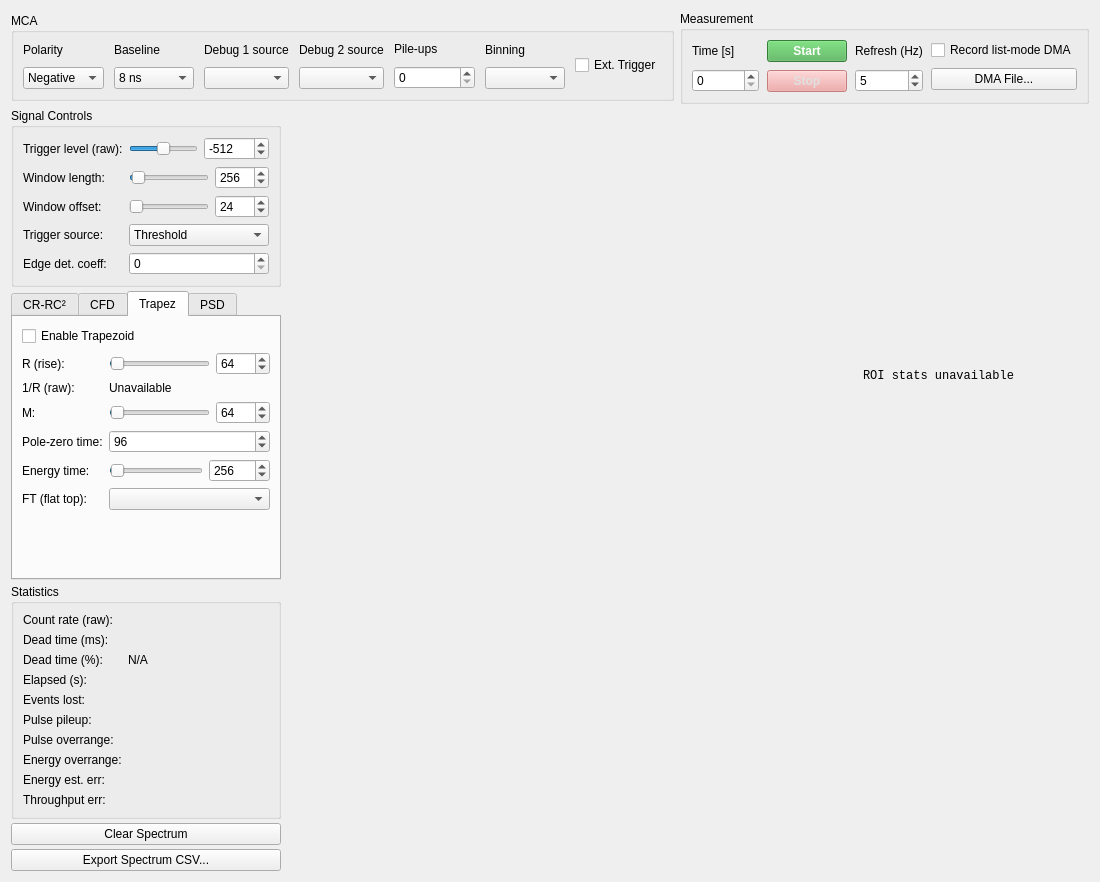
First picture: the form in forms/mca_view.ui, repository nucliflare/nlab-digitizer-community, before the edit.
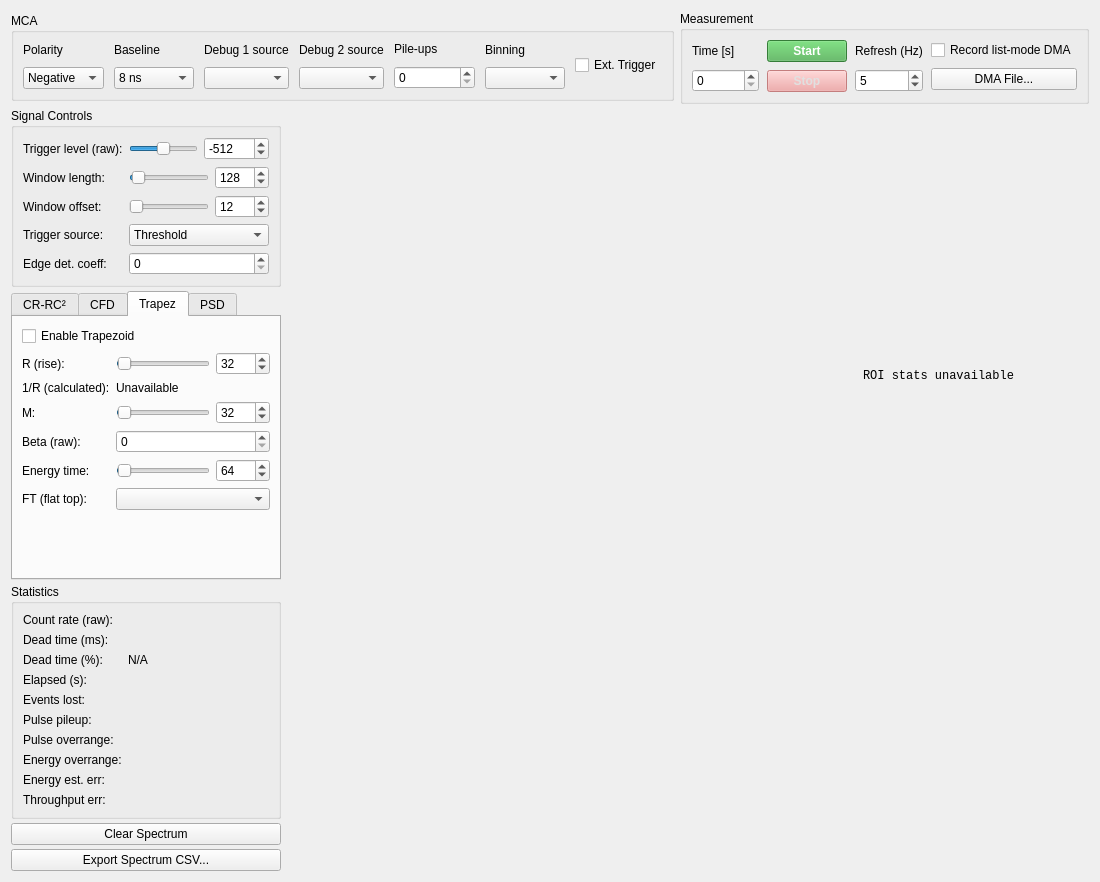
Second picture: the form after the edit. The open tabs and pages were chosen to show the change. Custom widgets are drawn as their Qt base class.

```diff
--- a/forms/mca_view.ui
+++ b/forms/mca_view.ui
@@ -285,10 +285,10 @@
              </item>
              <item>
               <widget class="QSpinBox" name="spinFrameSamples">
-               <property name="minimum"><number>0</number></property>
-               <property name="maximum"><number>8190</number></property>
-               <property name="singleStep"><number>2</number></property>
-               <property name="value"><number>256</number></property>
+               <property name="minimum"><number>4</number></property>
+               <property name="maximum"><number>4096</number></property>
+               <property name="singleStep"><number>4</number></property>
+               <property name="value"><number>128</number></property>
               </widget>
              </item>
             </layout>
@@ -312,9 +312,9 @@
              <item>
               <widget class="QSpinBox" name="spinPretrigger">
                <property name="minimum"><number>0</number></property>
-               <property name="maximum"><number>4094</number></property>
-               <property name="singleStep"><number>2</number></property>
-               <property name="value"><number>24</number></property>
+               <property name="maximum"><number>2044</number></property>
+               <property name="singleStep"><number>4</number></property>
+               <property name="value"><number>12</number></property>
               </widget>
              </item>
             </layout>
@@ -549,26 +549,26 @@
              <layout class="QHBoxLayout" name="hTrapR">
               <item>
                <widget class="QSlider" name="sliderTrapR">
-                <property name="minimum"><number>16</number></property>
-                <property name="maximum"><number>4088</number></property>
-                <property name="singleStep"><number>8</number></property>
-                <property name="value"><number>64</number></property>
+                <property name="minimum"><number>8</number></property>
+                <property name="maximum"><number>2044</number></property>
+                <property name="singleStep"><number>4</number></property>
+                <property name="value"><number>32</number></property>
                 <property name="orientation"><enum>Qt::Orientation::Horizontal</enum></property>
                </widget>
               </item>
               <item>
                <widget class="QSpinBox" name="spinTrapR">
-                <property name="minimum"><number>16</number></property>
-                <property name="maximum"><number>4088</number></property>
-                <property name="singleStep"><number>8</number></property>
-                <property name="value"><number>64</number></property>
+                <property name="minimum"><number>8</number></property>
+                <property name="maximum"><number>2044</number></property>
+                <property name="singleStep"><number>4</number></property>
+                <property name="value"><number>32</number></property>
                </widget>
               </item>
              </layout>
             </item>
             <item row="2" column="0">
              <widget class="QLabel" name="labelTrapReciprocal">
-              <property name="text"><string>1/R (raw):</string></property>
+              <property name="text"><string>1/R (calculated):</string></property>
              </widget>
             </item>
             <item row="2" column="1">
@@ -588,25 +588,25 @@
               <item>
                <widget class="QSlider" name="sliderTrapM">
                 <property name="minimum"><number>0</number></property>
-                <property name="maximum"><number>4088</number></property>
-                <property name="singleStep"><number>8</number></property>
-                <property name="value"><number>64</number></property>
+                <property name="maximum"><number>2044</number></property>
+                <property name="singleStep"><number>4</number></property>
+                <property name="value"><number>32</number></property>
                 <property name="orientation"><enum>Qt::Orientation::Horizontal</enum></property>
                </widget>
               </item>
               <item>
                <widget class="QSpinBox" name="spinTrapM">
                 <property name="minimum"><number>0</number></property>
-                <property name="maximum"><number>4088</number></property>
-                <property name="singleStep"><number>8</number></property>
-                <property name="value"><number>64</number></property>
+                <property name="maximum"><number>2044</number></property>
+                <property name="singleStep"><number>4</number></property>
+                <property name="value"><number>32</number></property>
                </widget>
               </item>
              </layout>
             </item>
             <item row="4" column="0">
              <widget class="QLabel" name="labelTrapT">
-              <property name="text"><string>Pole-zero time:</string></property>
+              <property name="text"><string>Beta (raw):</string></property>
              </widget>
             </item>
             <item row="4" column="1">
@@ -614,7 +614,7 @@
               <property name="decimals"><number>0</number></property>
               <property name="minimum"><double>0</double></property>
               <property name="maximum"><double>4294967295</double></property>
-              <property name="value"><double>96</double></property>
+              <property name="value"><double>0</double></property>
              </widget>
             </item>
             <item row="5" column="0">
@@ -627,18 +627,18 @@
               <item>
                <widget class="QSlider" name="sliderTrapE">
                 <property name="minimum"><number>0</number></property>
-                <property name="maximum"><number>16376</number></property>
-                <property name="singleStep"><number>8</number></property>
-                <property name="value"><number>256</number></property>
+                <property name="maximum"><number>8188</number></property>
+                <property name="singleStep"><number>4</number></property>
+                <property name="value"><number>64</number></property>
                 <property name="orientation"><enum>Qt::Orientation::Horizontal</enum></property>
                </widget>
               </item>
               <item>
                <widget class="QSpinBox" name="spinTrapE">
                 <property name="minimum"><number>0</number></property>
-                <property name="maximum"><number>16376</number></property>
-                <property name="singleStep"><number>8</number></property>
-                <property name="value"><number>256</number></property>
+                <property name="maximum"><number>8188</number></property>
+                <property name="singleStep"><number>4</number></property>
+                <property name="value"><number>64</number></property>
                </widget>
               </item>
              </layout>
```
Left out of the diff: 102 changed lines with no effect on the pictures.
